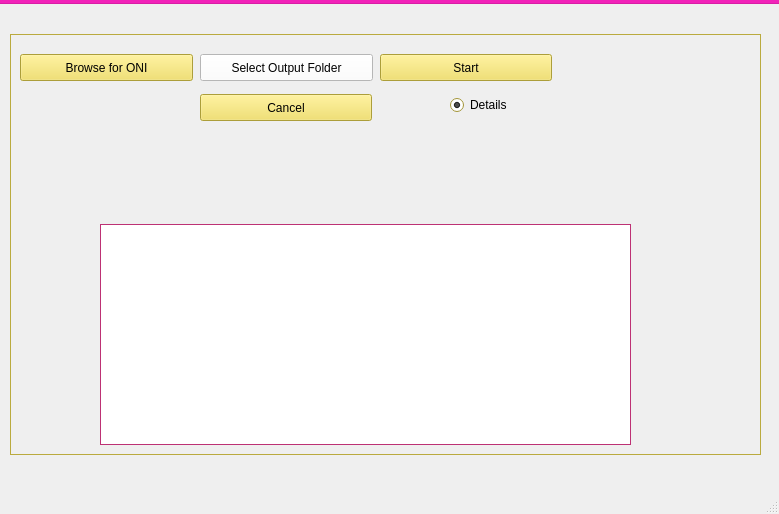
Before: the Qt Designer form src/mainwindow.ui in ProjectIRoniC/OpenPointMesh, drawn with Qt 5.
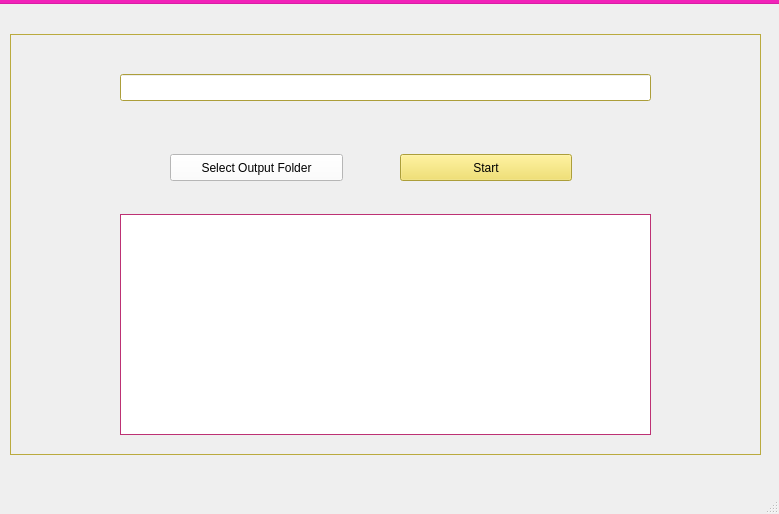
After: the same form once the commit is applied.

Diff of the .ui file:
```diff
--- a/src/mainwindow.ui
+++ b/src/mainwindow.ui
@@ -598,169 +598,11 @@
     <property name="frameShadow">
      <enum>QFrame::Raised</enum>
     </property>
-    <widget class="QPushButton" name="Cancel">
-     <property name="geometry">
-      <rect>
-       <x>190</x>
-       <y>60</y>
-       <width>172</width>
-       <height>27</height>
-      </rect>
-     </property>
-     <property name="palette">
-      <palette>
-       <active>
-        <colorrole role="Text">
-         <brush brushstyle="SolidPattern">
-          <color alpha="255">
-           <red>0</red>
-           <green>0</green>
-           <blue>0</blue>
-          </color>
-         </brush>
-        </colorrole>
-        <colorrole role="ButtonText">
-         <brush brushstyle="SolidPattern">
-          <color alpha="255">
-           <red>0</red>
-           <green>0</green>
-           <blue>0</blue>
-          </color>
-         </brush>
-        </colorrole>
-        <colorrole role="Base">
-         <brush brushstyle="SolidPattern">
-          <color alpha="255">
-           <red>255</red>
-           <green>255</green>
-           <blue>255</blue>
-          </color>
-         </brush>
-        </colorrole>
-        <colorrole role="Highlight">
-         <brush brushstyle="SolidPattern">
-          <color alpha="255">
-           <red>241</red>
-           <green>221</green>
-           <blue>81</blue>
-          </color>
-         </brush>
-        </colorrole>
-        <colorrole role="HighlightedText">
-         <brush brushstyle="SolidPattern">
-          <color alpha="255">
-           <red>0</red>
-           <green>0</green>
-           <blue>0</blue>
-          </color>
-         </brush>
-        </colorrole>
-       </active>
-       <inactive>
-        <colorrole role="Text">
-         <brush brushstyle="SolidPattern">
-          <color alpha="255">
-           <red>0</red>
-           <green>0</green>
-           <blue>0</blue>
-          </color>
-         </brush>
-        </colorrole>
-        <colorrole role="ButtonText">
-         <brush brushstyle="SolidPattern">
-          <color alpha="255">
-           <red>0</red>
-           <green>0</green>
-           <blue>0</blue>
-          </color>
-         </brush>
-        </colorrole>
-        <colorrole role="Base">
-         <brush brushstyle="SolidPattern">
-          <color alpha="255">
-           <red>255</red>
-           <green>255</green>
-           <blue>255</blue>
-          </color>
-         </brush>
-        </colorrole>
-        <colorrole role="Highlight">
-         <brush brushstyle="SolidPattern">
-          <color alpha="255">
-           <red>241</red>
-           <green>221</green>
-           <blue>81</blue>
-          </color>
-         </brush>
-        </colorrole>
-        <colorrole role="HighlightedText">
-         <brush brushstyle="SolidPattern">
-          <color alpha="255">
-           <red>0</red>
-           <green>0</green>
-           <blue>0</blue>
-          </color>
-         </brush>
-        </colorrole>
-       </inactive>
-       <disabled>
-        <colorrole role="Text">
-         <brush brushstyle="SolidPattern">
-          <color alpha="255">
-           <red>152</red>
-           <green>173</green>
-           <blue>176</blue>
-          </color>
-         </brush>
-        </colorrole>
-        <colorrole role="ButtonText">
-         <brush brushstyle="SolidPattern">
-          <color alpha="255">
-           <red>152</red>
-           <green>173</green>
-           <blue>176</blue>
-          </color>
-         </brush>
-        </colorrole>
-        <colorrole role="Base">
-         <brush brushstyle="SolidPattern">
-          <color alpha="255">
-           <red>152</red>
-           <green>173</green>
-           <blue>176</blue>
-          </color>
-         </brush>
-        </colorrole>
-        <colorrole role="Highlight">
-         <brush brushstyle="SolidPattern">
-          <color alpha="255">
-           <red>152</red>
-           <green>173</green>
-           <blue>176</blue>
-          </color>
-         </brush>
-        </colorrole>
-        <colorrole role="HighlightedText">
-         <brush brushstyle="SolidPattern">
-          <color alpha="255">
-           <red>152</red>
-           <green>173</green>
-           <blue>176</blue>
-          </color>
-         </brush>
-        </colorrole>
-       </disabled>
-      </palette>
-     </property>
-     <property name="text">
-      <string>Cancel</string>
-     </property>
-    </widget>
     <widget class="QPushButton" name="Start">
      <property name="geometry">
       <rect>
-       <x>370</x>
-       <y>20</y>
+       <x>390</x>
+       <y>120</y>
        <width>172</width>
        <height>27</height>
       </rect>
@@ -769,169 +611,11 @@
       <string>Start</string>
      </property>
     </widget>
-    <widget class="QPushButton" name="Browse_oni">
-     <property name="geometry">
-      <rect>
-       <x>10</x>
-       <y>20</y>
-       <width>173</width>
-       <height>27</height>
-      </rect>
-     </property>
-     <property name="palette">
-      <palette>
-       <active>
-        <colorrole role="Text">
-         <brush brushstyle="SolidPattern">
-          <color alpha="255">
-           <red>0</red>
-           <green>0</green>
-           <blue>0</blue>
-          </color>
-         </brush>
-        </colorrole>
-        <colorrole role="BrightText">
-         <brush brushstyle="SolidPattern">
-          <color alpha="255">
-           <red>255</red>
-           <green>255</green>
-           <blue>255</blue>
-          </color>
-         </brush>
-        </colorrole>
-        <colorrole role="ButtonText">
-         <brush brushstyle="SolidPattern">
-          <color alpha="255">
-           <red>0</red>
-           <green>0</green>
-           <blue>0</blue>
-          </color>
-         </brush>
-        </colorrole>
-        <colorrole role="Highlight">
-         <brush brushstyle="SolidPattern">
-          <color alpha="255">
-           <red>241</red>
-           <green>221</green>
-           <blue>81</blue>
-          </color>
-         </brush>
-        </colorrole>
-        <colorrole role="HighlightedText">
-         <brush brushstyle="SolidPattern">
-          <color alpha="255">
-           <red>255</red>
-           <green>255</green>
-           <blue>255</blue>
-          </color>
-         </brush>
-        </colorrole>
-       </active>
-       <inactive>
-        <colorrole role="Text">
-         <brush brushstyle="SolidPattern">
-          <color alpha="255">
-           <red>0</red>
-           <green>0</green>
-           <blue>0</blue>
-          </color>
-         </brush>
-        </colorrole>
-        <colorrole role="BrightText">
-         <brush brushstyle="SolidPattern">
-          <color alpha="255">
-           <red>255</red>
-           <green>255</green>
-           <blue>255</blue>
-          </color>
-         </brush>
-        </colorrole>
-        <colorrole role="ButtonText">
-         <brush brushstyle="SolidPattern">
-          <color alpha="255">
-           <red>0</red>
-           <green>0</green>
-           <blue>0</blue>
-          </color>
-         </brush>
-        </colorrole>
-        <colorrole role="Highlight">
-         <brush brushstyle="SolidPattern">
-          <color alpha="255">
-           <red>241</red>
-           <green>221</green>
-           <blue>81</blue>
-          </color>
-         </brush>
-        </colorrole>
-        <colorrole role="HighlightedText">
-         <brush brushstyle="SolidPattern">
-          <color alpha="255">
-           <red>0</red>
-           <green>0</green>
-           <blue>0</blue>
-          </color>
-         </brush>
-        </colorrole>
-       </inactive>
-       <disabled>
-        <colorrole role="Text">
-         <brush brushstyle="SolidPattern">
-          <color alpha="255">
-           <red>152</red>
-           <green>173</green>
-           <blue>176</blue>
-          </color>
-         </brush>
-        </colorrole>
-        <colorrole role="BrightText">
-         <brush brushstyle="SolidPattern">
-          <color alpha="255">
-           <red>152</red>
-           <green>173</green>
-           <blue>176</blue>
-          </color>
-         </brush>
-        </colorrole>
-        <colorrole role="ButtonText">
-         <brush brushstyle="SolidPattern">
-          <color alpha="255">
-           <red>152</red>
-           <green>173</green>
-           <blue>176</blue>
-          </color>
-         </brush>
-        </colorrole>
-        <colorrole role="Highlight">
-         <brush brushstyle="SolidPattern">
-          <color alpha="255">
-           <red>152</red>
-           <green>173</green>
-           <blue>176</blue>
-          </color>
-         </brush>
-        </colorrole>
-        <colorrole role="HighlightedText">
-         <brush brushstyle="SolidPattern">
-          <color alpha="255">
-           <red>152</red>
-           <green>173</green>
-           <blue>176</blue>
-          </color>
-         </brush>
-        </colorrole>
-       </disabled>
-      </palette>
-     </property>
-     <property name="text">
-      <string>Browse for ONI</string>
-     </property>
-    </widget>
     <widget class="QPushButton" name="Browse_output">
      <property name="geometry">
       <rect>
-       <x>190</x>
-       <y>20</y>
+       <x>160</x>
+       <y>120</y>
        <width>173</width>
        <height>27</height>
       </rect>
@@ -1493,8 +1177,8 @@
     <widget class="QPlainTextEdit" name="plainTextEdit">
      <property name="geometry">
       <rect>
-       <x>90</x>
-       <y>190</y>
+       <x>110</x>
+       <y>180</y>
        <width>531</width>
        <height>221</height>
       </rect>
@@ -1699,22 +1383,16 @@
       </palette>
      </property>
     </widget>
-    <widget class="QRadioButton" name="radioButton">
+    <widget class="QLineEdit" name="lineEdit">
      <property name="geometry">
       <rect>
-       <x>440</x>
-       <y>60</y>
-       <width>91</width>
-       <height>22</height>
+       <x>110</x>
+       <y>40</y>
+       <width>531</width>
+       <height>27</height>
       </rect>
      </property>
-     <property name="text">
-      <string>Details</string>
-     </property>
-     <property name="checked">
-      <bool>true</bool>
-     </property>
-     <property name="autoRepeat">
+     <property name="readOnly">
       <bool>true</bool>
      </property>
     </widget>
```
Left out of the diff: 4 changed lines with no effect on the pictures.
